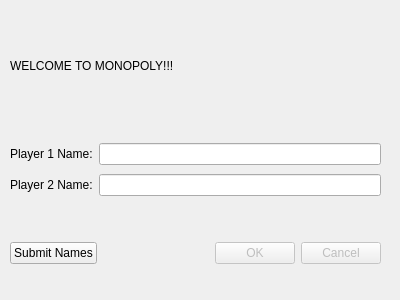
Above: login.ui from quinnmil/Monopoly before the change. Below: the same form after it.
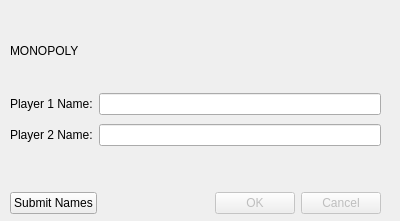
That is the form after the change.

Patch:
```diff
--- a/login.ui
+++ b/login.ui
@@ -7,7 +7,7 @@
     <x>0</x>
     <y>0</y>
     <width>400</width>
-    <height>300</height>
+    <height>221</height>
    </rect>
   </property>
   <property name="windowTitle">
@@ -19,18 +19,18 @@
      <x>10</x>
      <y>10</y>
      <width>381</width>
-     <height>111</height>
+     <height>81</height>
     </rect>
    </property>
    <property name="text">
-    <string>WELCOME TO MONOPOLY!!!</string>
+    <string>MONOPOLY</string>
    </property>
   </widget>
   <widget class="QWidget" name="layoutWidget">
    <property name="geometry">
     <rect>
      <x>10</x>
-     <y>140</y>
+     <y>90</y>
      <width>371</width>
      <height>60</height>
     </rect>
@@ -70,7 +70,7 @@
    <property name="geometry">
     <rect>
      <x>10</x>
-     <y>240</y>
+     <y>190</y>
      <width>371</width>
      <height>26</height>
     </rect>
```
